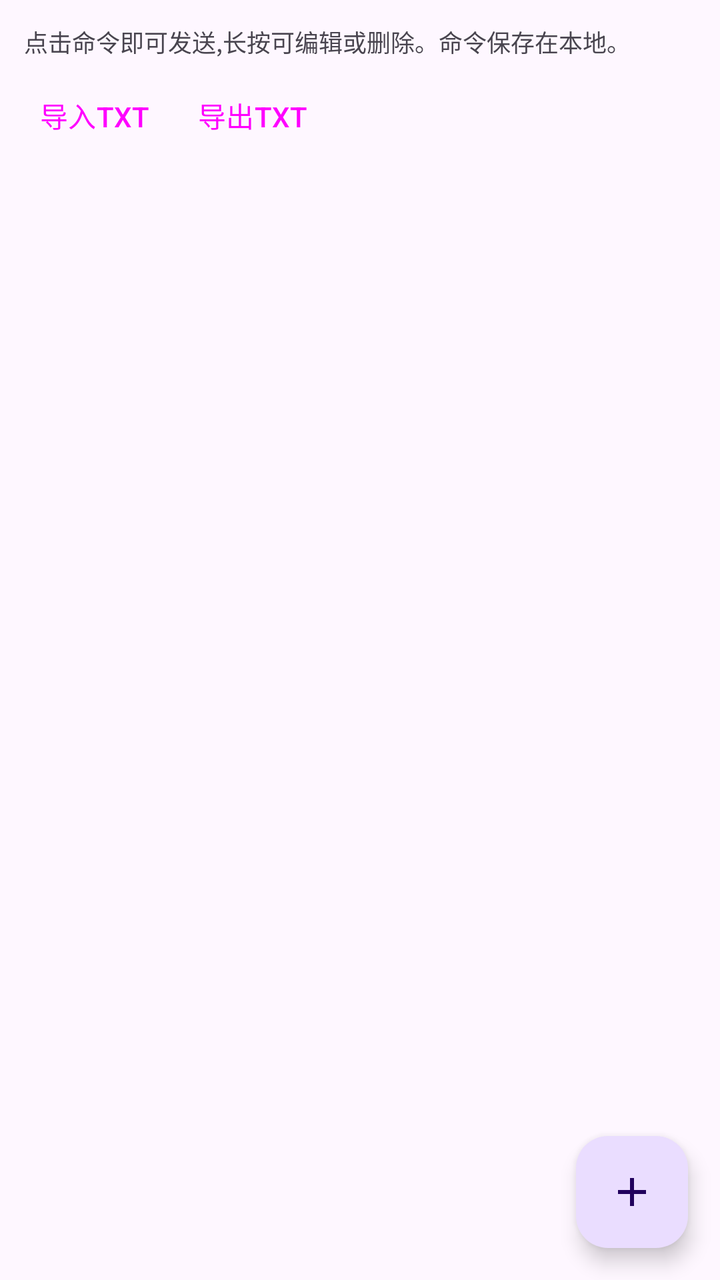
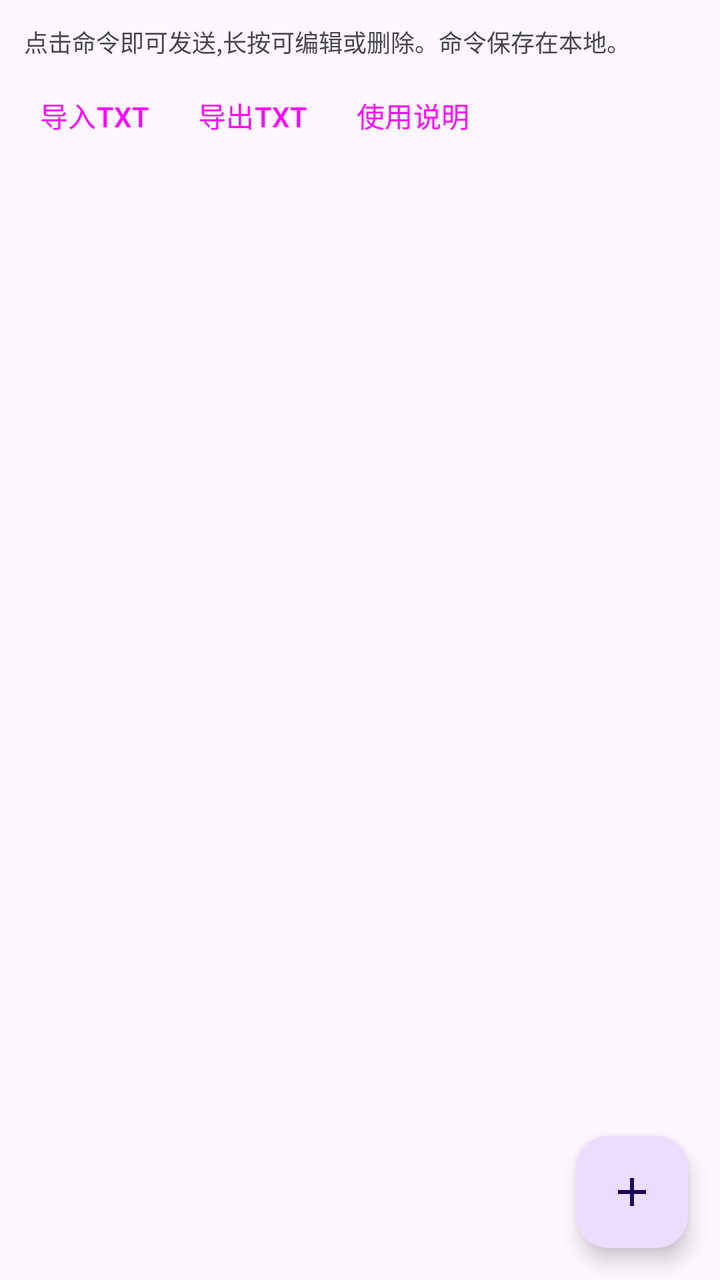

An Android layout rendered at two revisions. The XML below is the earlier revision; the diff shows what the commit changed to produce the second picture.
<!-- AndroidManifest.xml: application theme Theme.BluetoothSerial -->
<!-- res/layout/fragment_commands.xml -->
<?xml version="1.0" encoding="utf-8"?>
<FrameLayout xmlns:android="http://schemas.android.com/apk/res/android"
    xmlns:app="http://schemas.android.com/apk/res-auto"
    android:layout_width="match_parent"
    android:layout_height="match_parent">

    <LinearLayout
        android:layout_width="match_parent"
        android:layout_height="match_parent"
        android:orientation="vertical">

        <TextView
            android:id="@+id/tvCmdHint"
            android:layout_width="match_parent"
            android:layout_height="wrap_content"
            android:paddingStart="12dp"
            android:paddingTop="12dp"
            android:paddingEnd="12dp"
            android:paddingBottom="4dp"
            android:text="@string/command_hint"
            android:textColor="?attr/colorOnSurfaceVariant"
            android:textSize="12sp" />

        <LinearLayout
            android:layout_width="match_parent"
            android:layout_height="wrap_content"
            android:orientation="horizontal"
            android:paddingStart="8dp"
            android:paddingEnd="8dp">

            <Button
                android:id="@+id/btnImport"
                style="@style/Widget.Material3.Button.TextButton"
                android:layout_width="wrap_content"
                android:layout_height="wrap_content"
                android:minWidth="0dp"
                android:paddingStart="10dp"
                android:paddingEnd="10dp"
                android:text="@string/cmd_import" />

            <Button
                android:id="@+id/btnExport"
                style="@style/Widget.Material3.Button.TextButton"
                android:layout_width="wrap_content"
                android:layout_height="wrap_content"
                android:minWidth="0dp"
                android:paddingStart="10dp"
                android:paddingEnd="10dp"
                android:text="@string/cmd_export" />
        </LinearLayout>

        <androidx.recyclerview.widget.RecyclerView
            android:id="@+id/rvCommands"
            android:layout_width="match_parent"
            android:layout_height="0dp"
            android:layout_weight="1"
            android:clipToPadding="false"
            android:padding="4dp" />
    </LinearLayout>

    <com.google.android.material.floatingactionbutton.FloatingActionButton
        android:id="@+id/fabAdd"
        android:layout_width="wrap_content"
        android:layout_height="wrap_content"
        android:layout_gravity="bottom|end"
        android:layout_margin="16dp"
        android:contentDescription="@string/cmd_add"
        android:src="@drawable/ic_add" />
</FrameLayout>
<!-- resources referenced by this layout -->
<resources>
  <!-- drawable ic_add (drawable) -->
  <?xml version="1.0" encoding="utf-8"?>
  <vector xmlns:android="http://schemas.android.com/apk/res/android"
      android:width="24dp"
      android:height="24dp"
      android:viewportWidth="24"
      android:viewportHeight="24">
      <path
          android:fillColor="#FF000000"
          android:pathData="M19,13h-6v6h-2v-6H5v-2h6V5h2v6h6v2z" />
  </vector>
  <string name="cmd_add">新增命令</string>
  <string name="cmd_export">导出TXT</string>
  <string name="cmd_import">导入TXT</string>
  <string name="command_hint">点击命令即可发送,长按可编辑或删除。命令保存在本地。</string>
  <style name="Theme.BluetoothSerial" parent="Theme.Material3.DayNight.NoActionBar">
          <item name="colorPrimary">@color/primary</item>
          <item name="colorSecondary">@color/accent</item>
      </style>
  <color name="primary">#1565C0</color>
  <color name="accent">#00BCD4</color>
</resources>

<!-- the commit's change to res/layout/fragment_commands.xml (unified diff, before → after) -->
@@ -47,7 +47,28 @@
                 android:paddingStart="10dp"
                 android:paddingEnd="10dp"
                 android:text="@string/cmd_export" />
+
+            <Button
+                android:id="@+id/btnHelp"
+                style="@style/Widget.Material3.Button.TextButton"
+                android:layout_width="wrap_content"
+                android:layout_height="wrap_content"
+                android:minWidth="0dp"
+                android:paddingStart="10dp"
+                android:paddingEnd="10dp"
+                android:text="@string/cmd_help_title" />
         </LinearLayout>
+
+        <TextView
+            android:id="@+id/tvHelpPanel"
+            android:layout_width="match_parent"
+            android:layout_height="wrap_content"
+            android:background="?attr/colorSurfaceContainerHighest"
+            android:padding="10dp"
+            android:text="@string/cmd_help_content"
+            android:textColor="?attr/colorOnSurfaceVariant"
+            android:textSize="12sp"
+            android:visibility="gone" />
 
         <androidx.recyclerview.widget.RecyclerView
             android:id="@+id/rvCommands"
<!-- resource entries referenced after the edit -->
@@ -13,6 +13,8 @@
   </vector>
   <string name="cmd_add">新增命令</string>
   <string name="cmd_export">导出TXT</string>
+  <string name="cmd_help_content">● 手动添加: 点右下角 + 新建命令,填名称、内容,选 HEX 或 ASCII。\n● 发送: 点击命令即发送,发送内容会回显到调试窗口。\n● 导入: 点「导入TXT」选择 .txt 文件,自动识别命令并加入列表。\n● 导出: 点「导出TXT」把命令保存为文件,可备份或拷贝给其它设备。\n● 长按命令可编辑或删除。\n● TXT 文件格式(每行一条命令,用 | 分隔):\n  名称 | HEX | 01 03 00 00 00 02 C4 0B\n  名称 | ASCII | at+baud=10\n  # 开头为注释行;格式字段写 HEX 或 ASCII(不区分大小写);内容里含 | 也能正确识别。</string>
+  <string name="cmd_help_title">使用说明</string>
   <string name="cmd_import">导入TXT</string>
   <string name="command_hint">点击命令即可发送,长按可编辑或删除。命令保存在本地。</string>
   <style name="Theme.BluetoothSerial" parent="Theme.Material3.DayNight.NoActionBar">
